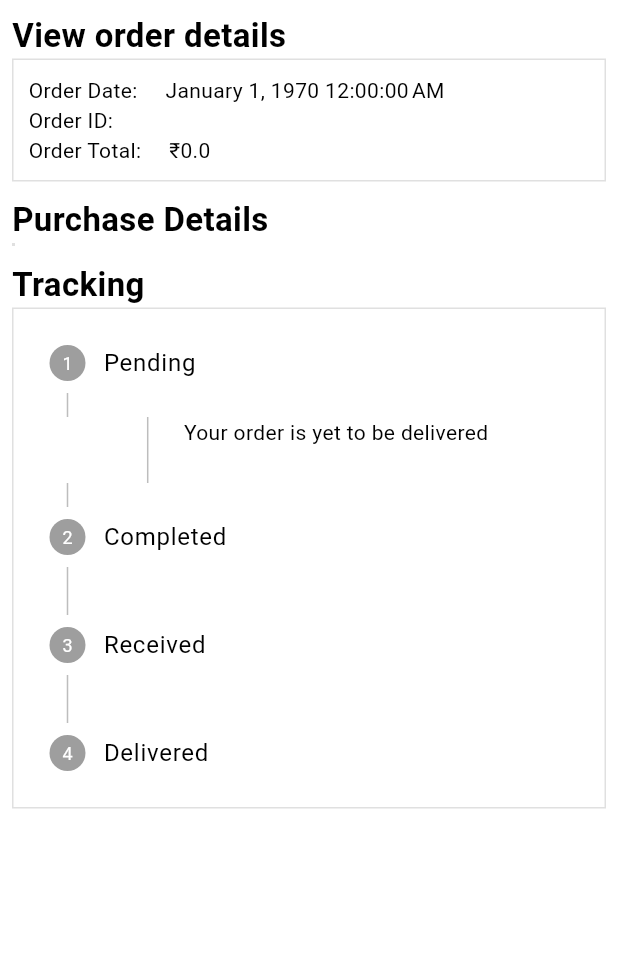
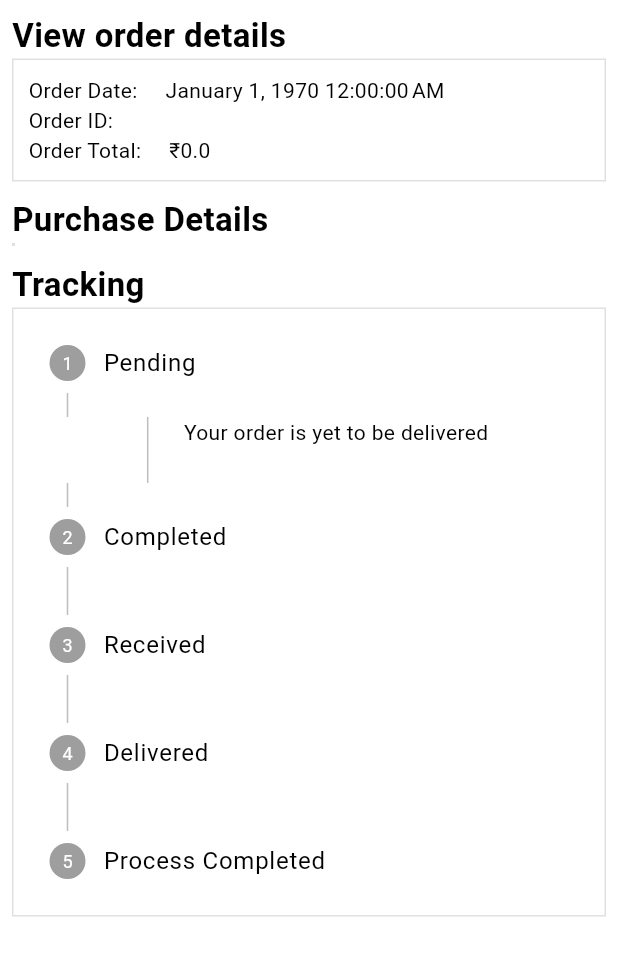
Before and after one commit to DINESH-JUMANI/Famazon, a Flutter app: the OrderDetailsScreen screen opened directly with empty values, on a phone screen of 412 x 824 dp, the part 90-1066 px from its top. Run offline on Flutter 3.47's test engine with Material 3 defaults, Android fonts, the phone set to English and light mode, and no system bars; our stand-ins replace badges, carousel_slider, dotted_border, file_picker, flutter_rating_bar, shared_preferences; missing offline and left inert: cloudinary_public, pay; accounts and stored records are empty.

```diff
--- a/famazon/lib/features/auth/screens/auth_screen.dart
+++ b/famazon/lib/features/auth/screens/auth_screen.dart
@@ -52,6 +52,7 @@ class _AuthScreenState extends State<AuthScreen> {
       email: _emailController.text,
       password: _passwordContoller.text,
     );
+    setState(() {});
   }
 
   @override
--- a/famazon/lib/features/home/widgets/deal_of_day.dart
+++ b/famazon/lib/features/home/widgets/deal_of_day.dart
@@ -85,13 +85,14 @@ class _DealOfDayState extends State<DealOfDay> {
                           padding: const EdgeInsets.only(left: 15),
                           child: Text(
                             "₹${product!.price}",
+                            overflow: TextOverflow.ellipsis,
                             style: const TextStyle(
-                              fontSize: 18,
+                              fontSize: 16,
                               fontWeight: FontWeight.w500,
                             ),
                           ),
                         ),
-                        const SizedBox(width: 10),
+                        const SizedBox(width: 2),
                       ],
                     ),
                     Container(
--- a/famazon/lib/features/order_details/screens/order_details_screen.dart
+++ b/famazon/lib/features/order_details/screens/order_details_screen.dart
@@ -1,3 +1,5 @@
+import 'dart:developer';
+
 import 'package:famazon/common/widgets/custom_button.dart';
 import 'package:famazon/contsants/global_variables.dart';
 import 'package:famazon/features/admin/services/admin_services.dart';
@@ -35,6 +37,7 @@ class _OrderDetailsScreenState extends State<OrderDetailsScreen> {
 
   // !!! ONLY FOR ADMIN
   void changeOrderStatus(int status) {
+    if (status >= 4) return;
     adminServices.changeOrderStatus(
         context: context,
         status: status + 1,
@@ -225,7 +228,8 @@ class _OrderDetailsScreenState extends State<OrderDetailsScreen> {
                 child: Stepper(
                   currentStep: currentStep,
                   controlsBuilder: (context, details) {
-                    if (user.type == 'admin') {
+                    if (user.type == 'admin' && currentStep <= 3) {
+                      log(currentStep.toString());
                       return CustomButton(
                           text: 'Done',
                           onTap: () => changeOrderStatus(details.currentStep));
@@ -263,8 +267,17 @@ class _OrderDetailsScreenState extends State<OrderDetailsScreen> {
                       title: const Text('Delivered'),
                       content: const Text(
                           'Your order has been delivered and signed by you!'),
-                      isActive: currentStep >= 3,
-                      state: currentStep >= 3
+                      isActive: currentStep > 3,
+                      state: currentStep > 3
+                          ? StepState.complete
+                          : StepState.indexed,
+                    ),
+                    Step(
+                      title: const Text('Process Completed'),
+                      content:
+                          const Text('Process Is completed for this Product'),
+                      isActive: currentStep == 4,
+                      state: currentStep == 4
                           ? StepState.complete
                           : StepState.indexed,
                     ),
```
Also changed, not shown: famazon/lib/features/account/widgets/top_buttons.dart (+34 -1 lines), famazon/lib/features/admin/screens/orders_screen.dart (+12 -3 lines), famazon/lib/features/auth/services/auth_service.dart (+35 -1 lines).
